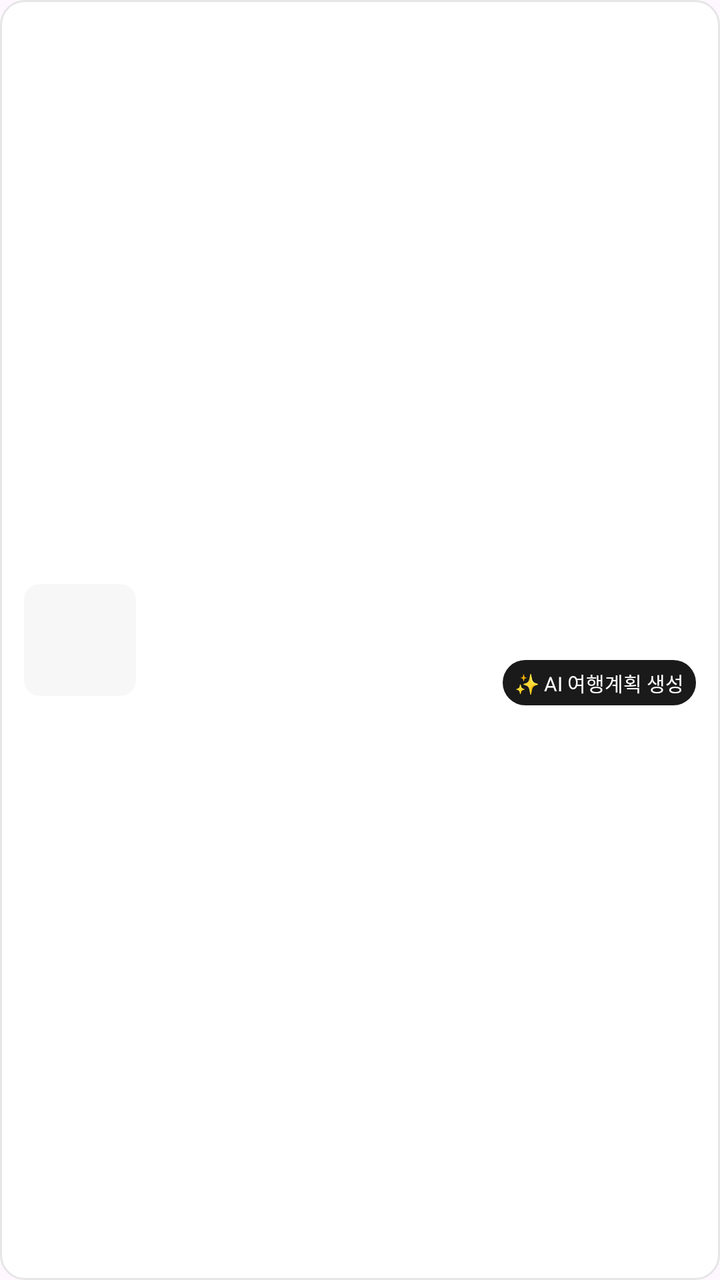
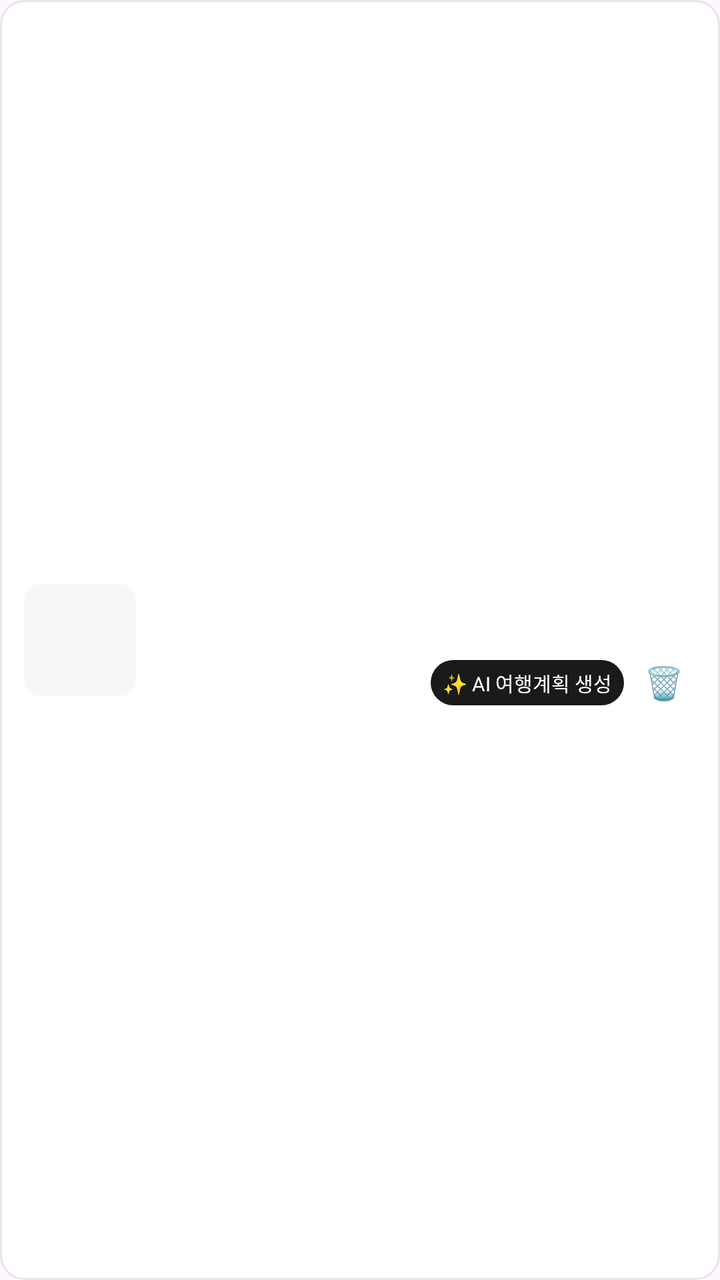

The first picture is an Android layout as it rendered before a commit; the second is the same layout after the commit. The layout source and the unified diff follow.
<!-- AndroidManifest.xml: application theme Theme.Harudiary -->
<!-- res/layout/item_activity_card.xml -->
<?xml version="1.0" encoding="utf-8"?>
<LinearLayout
    xmlns:android="http://schemas.android.com/apk/res/android"
    android:layout_width="match_parent"
    android:layout_height="80dp"
    android:layout_marginBottom="8dp"
    android:background="@drawable/bg_card"
    android:gravity="center_vertical"
    android:orientation="horizontal"
    android:paddingHorizontal="12dp">

    
    <ImageView
        android:id="@+id/iv_thumbnail"
        android:layout_width="56dp"
        android:layout_height="56dp"
        android:background="@drawable/bg_thumbnail"
        android:contentDescription="@null"
        android:scaleType="centerCrop" />

    
    <LinearLayout
        android:layout_width="0dp"
        android:layout_height="wrap_content"
        android:layout_marginStart="12dp"
        android:layout_weight="1"
        android:orientation="vertical">

        
        <TextView
            android:id="@+id/tv_date_slot"
            android:layout_width="wrap_content"
            android:layout_height="wrap_content"
            android:textColor="@color/gray_hint"
            android:textSize="11sp" />

        
        <TextView
            android:id="@+id/tv_content"
            android:layout_width="wrap_content"
            android:layout_height="wrap_content"
            android:layout_marginTop="4dp"
            android:ellipsize="end"
            android:maxLines="1"
            android:textColor="@color/primary"
            android:textSize="15sp" />

        <LinearLayout
            android:layout_width="match_parent"
            android:layout_height="wrap_content"
            android:orientation="horizontal"
            android:gravity="center_vertical"
            android:layout_marginTop="4dp">

            
            <TextView
                android:id="@+id/tv_meta"
                android:layout_width="0dp"
                android:layout_height="wrap_content"
                android:layout_weight="1"
                android:textColor="@color/gray_hint"
                android:textSize="11sp" />

            
            <TextView
                android:id="@+id/btn_generate_plan"
                android:layout_width="wrap_content"
                android:layout_height="wrap_content"
                android:text="✨ AI 여행계획 생성"
                android:textSize="10sp"
                android:textColor="#FFFFFF"
                android:background="@drawable/bg_button_primary"
                android:paddingHorizontal="6dp"
                android:paddingVertical="4dp"
                android:layout_marginStart="8dp" />
        </LinearLayout>

    </LinearLayout>

</LinearLayout>
<!-- resources referenced by this layout -->
<resources>
  <color name="gray_hint">#A6A6A6</color>
  <color name="primary">#1A1A1A</color>
  <!-- drawable bg_button_primary (drawable) -->
  <?xml version="1.0" encoding="utf-8"?>
  <shape xmlns:android="http://schemas.android.com/apk/res/android"
      android:shape="rectangle">
      <solid android:color="@color/primary" />
      <corners android:radius="12dp" />
  </shape>
  <!-- drawable bg_card (drawable) -->
  <?xml version="1.0" encoding="utf-8"?>
  <shape xmlns:android="http://schemas.android.com/apk/res/android"
      android:shape="rectangle">
      <solid android:color="@color/white" />
      <stroke android:width="1dp" android:color="@color/gray_border" />
      <corners android:radius="@dimen/corner_radius_card" />
  </shape>
  <!-- drawable bg_thumbnail (drawable) -->
  <?xml version="1.0" encoding="utf-8"?>
  <shape xmlns:android="http://schemas.android.com/apk/res/android"
      android:shape="rectangle">
      <solid android:color="#F7F7F7" />
      <corners android:radius="8dp" />
  </shape>
  <style name="Theme.Harudiary" parent="Base.Theme.Harudiary" />
  <color name="white">#FFFFFFFF</color>
  <color name="gray_border">#E6E6E6</color>
  <dimen name="corner_radius_card">12dp</dimen>
  <style name="Base.Theme.Harudiary" parent="Theme.Material3.DayNight.NoActionBar" />
</resources>

<!-- the commit's change to res/layout/item_activity_card.xml (unified diff, before → after) -->
@@ -73,6 +73,18 @@
                 android:paddingHorizontal="6dp"
                 android:paddingVertical="4dp"
                 android:layout_marginStart="8dp" />
+
+            
+            <TextView
+                android:id="@+id/btn_delete"
+                android:layout_width="32dp"
+                android:layout_height="32dp"
+                android:gravity="center"
+                android:text="🗑"
+                android:textColor="@color/gray_hint"
+                android:textSize="16sp"
+                android:layout_marginStart="4dp"
+                android:background="?attr/selectableItemBackgroundBorderless" />
         </LinearLayout>
 
     </LinearLayout>
